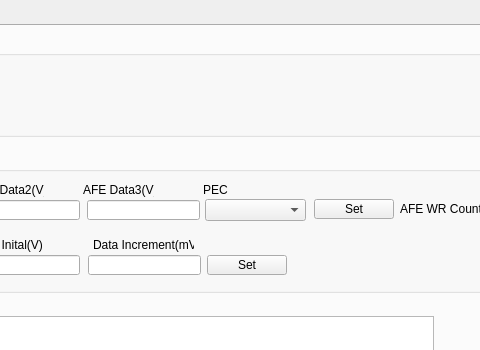
Goldenchen1012/EmulatorApp, file mainwindow.ui: the form before one commit; both pictures show x 419 to 899 and y 0 to 350 of the 1025 by 704 pixel window.
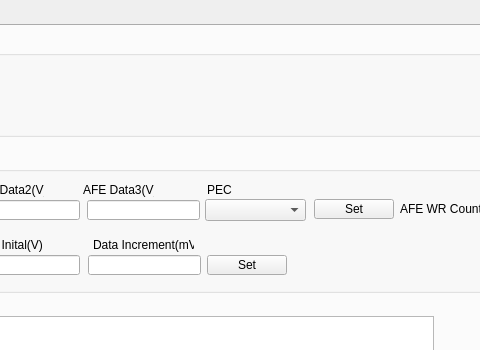
The form after the commit.

Commit message: 1.Add Condif A, Config B setting. 2.CFGA, CFGB Display input HEX string.

```diff
--- a/mainwindow.ui
+++ b/mainwindow.ui
@@ -339,7 +339,7 @@
       <widget class="QLabel" name="label_8">
        <property name="geometry">
         <rect>
-         <x>590</x>
+         <x>594</x>
          <y>30</y>
          <width>71</width>
          <height>16</height>
```
The commit also changes 2 other files.
